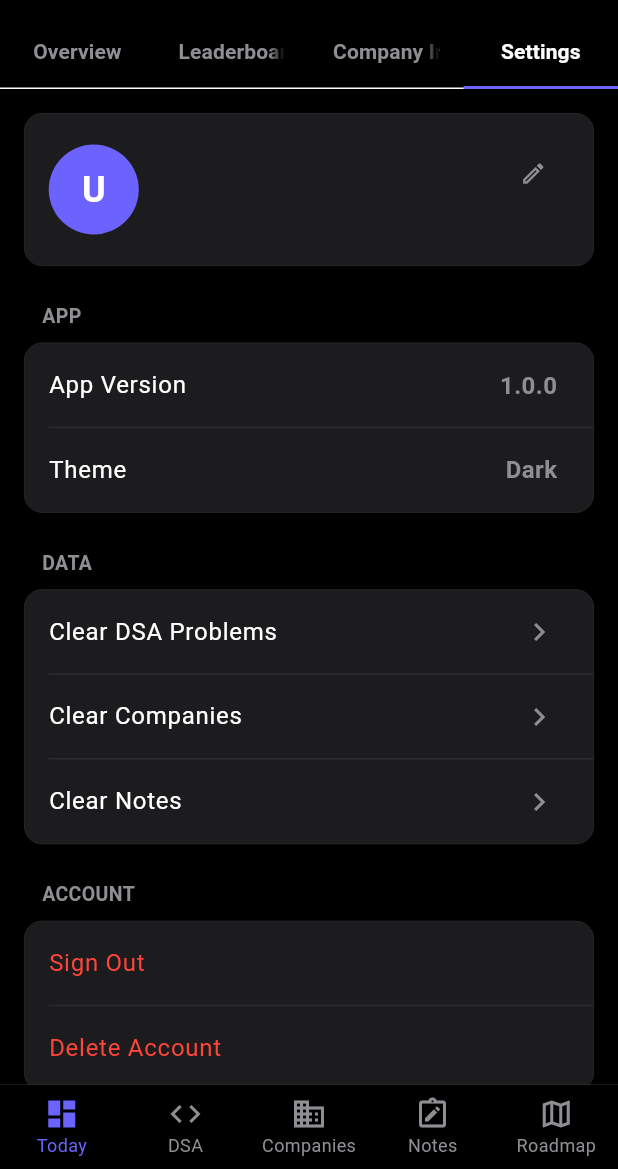
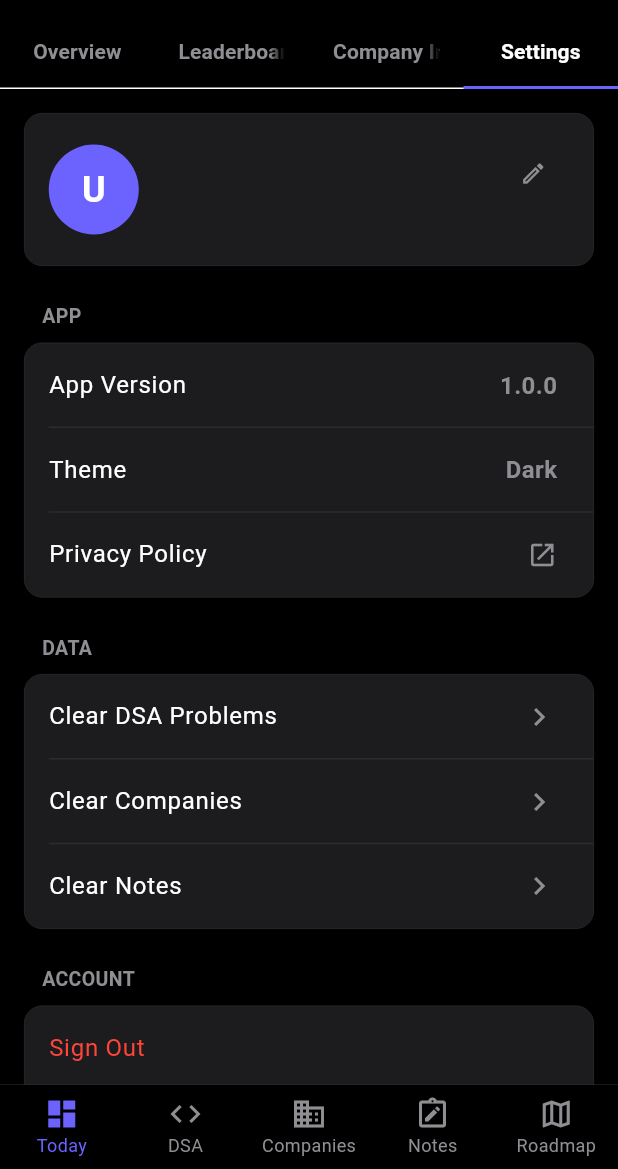
Before and after one commit to mohan-70/lagJa, a Flutter app: the screen it shows once a user with an empty profile is signed in, tab 4 chosen, on a phone screen of 412 x 824 dp, the part 67-1236 px from its top. Run offline on Flutter 3.47's test engine with Material 3 defaults, Android fonts, the phone set to English and light mode, and no system bars; our stand-ins replace cloud_firestore, firebase_auth, firebase_core, flutter_heatmap_calendar, google_sign_in; accounts and stored records are empty.

Commit message:
`Added url_launcher package and updated settings screen to include privacy policy link`

```diff
--- a/lib/screens/settings_screen.dart
+++ b/lib/screens/settings_screen.dart
@@ -2,6 +2,7 @@ import 'package:flutter/material.dart';
 import 'package:firebase_auth/firebase_auth.dart';
 import '../services/auth_service.dart';
 import '../services/firestore_service.dart';
+import 'package:url_launcher/url_launcher.dart';
 
 class SettingsScreen extends StatefulWidget {
   const SettingsScreen({super.key});
@@ -154,6 +155,12 @@ class _SettingsScreenState extends State<SettingsScreen> {
             _buildTile("App Version", trailing: "1.0.0"),
             _buildDivider(),
             _buildTile("Theme", trailing: "Dark"),
+            _buildDivider(),
+            _buildTile(
+              "Privacy Policy",
+              trailingIcon: Icons.open_in_new,
+              onTap: () => launchUrl(Uri.parse("https://mohan-70.github.io/lagja-privacy")),
+            ),
           ]),
           const SizedBox(height: 24),
           _buildHeader("DATA"),
@@ -220,13 +227,15 @@ class _SettingsScreenState extends State<SettingsScreen> {
     );
   }
 
-  Widget _buildTile(String title, {String? trailing, bool showChevron = false, bool isDestructive = false, VoidCallback? onTap}) {
+  Widget _buildTile(String title, {String? trailing, IconData? trailingIcon, bool showChevron = false, bool isDestructive = false, VoidCallback? onTap}) {
     return ListTile(
       onTap: onTap,
       title: Text(title, style: TextStyle(color: isDestructive ? const Color(0xFFFF453A) : Colors.white, fontSize: 16)),
-      trailing: trailing != null
-        ? Text(trailing, style: const TextStyle(color: Color(0xFF8E8E93), fontSize: 16))
-        : showChevron ? const Icon(Icons.chevron_right, color: Color(0xFF8E8E93)) : null,
+      trailing: trailingIcon != null
+        ? Icon(trailingIcon, color: const Color(0xFF8E8E93), size: 20)
+        : (trailing != null
+          ? Text(trailing, style: const TextStyle(color: Color(0xFF8E8E93), fontSize: 16))
+          : (showChevron ? const Icon(Icons.chevron_right, color: Color(0xFF8E8E93)) : null)),
     );
   }
 
--- a/pubspec.yaml
+++ b/pubspec.yaml
@@ -22,6 +22,7 @@ dependencies:
   intl: ^0.19.0
   uuid: ^4.4.0
   http: ^1.6.0
+  url_launcher: ^6.2.5
 
 dev_dependencies:
   flutter_test:
```
Also changed, not shown: pubspec.lock, 1 other file.
